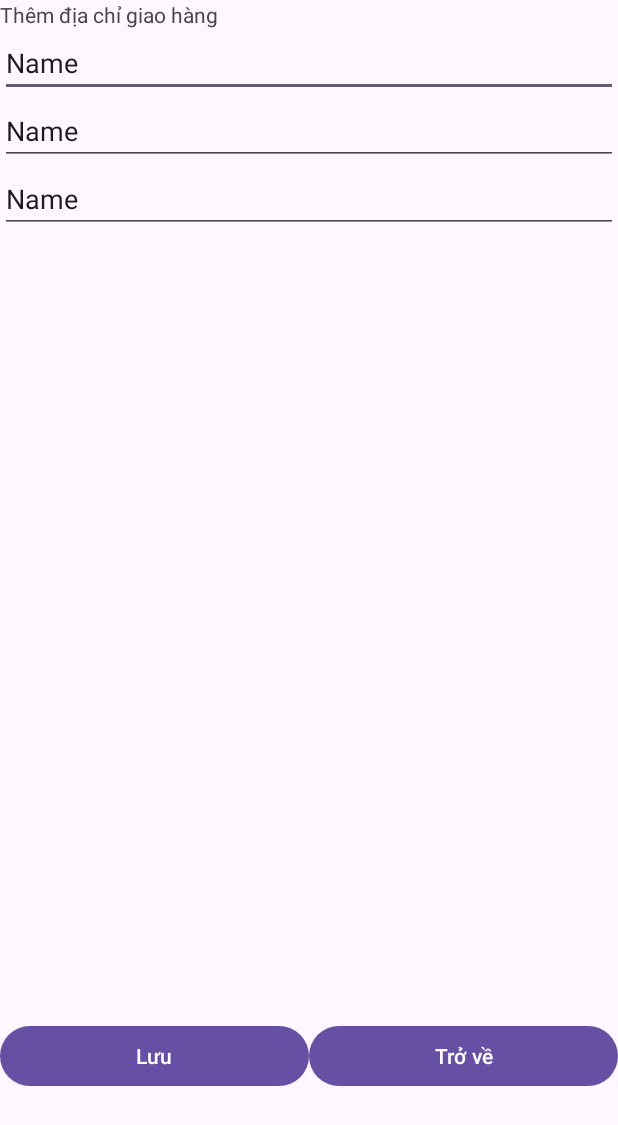
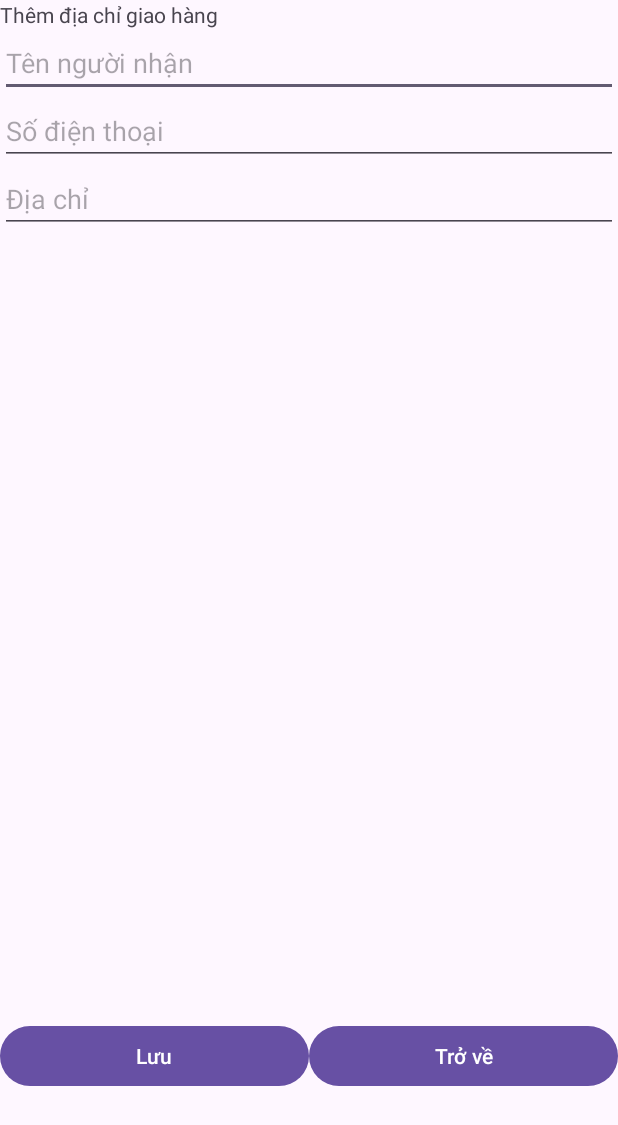
Before and after one commit to huydong0210/EShop, an Android app: the NewShipmentDetailsActivity screen opened directly, with no data from a screen before it, on a phone screen of 412 x 824 dp. Shown: the top 1125 px of the screen. Run offline under Robolectric (Android 15) with nearby library versions, the phone set to English and light mode, and no system bars; network calls fail.

Commit message:
add new shipment details

```diff
--- a/EShopFE/app/src/main/java/com/group2/eshopfe/home/service/impl/ApiHomeServiceImpl.java
+++ b/EShopFE/app/src/main/java/com/group2/eshopfe/home/service/impl/ApiHomeServiceImpl.java
@@ -4,6 +4,7 @@ import android.content.SharedPreferences;
 
 import com.google.gson.Gson;
 import com.google.gson.GsonBuilder;
+import com.group2.eshopfe.DTO.ShipmentDetailsDTO;
 import com.group2.eshopfe.common.Constant;
 import com.group2.eshopfe.home.service.ApiHomeService;
 import com.group2.eshopfe.payload.ResponseObject;
@@ -94,4 +95,9 @@ public class ApiHomeServiceImpl implements ApiHomeService {
         return apiHomeService.getAllShipmentDetails();
     }
 
+    @Override
+    public Call<ResponseObject> addNewShipmentDetails(ShipmentDetailsDTO shipmentDetailsDTO) {
+        return apiHomeService.addNewShipmentDetails(shipmentDetailsDTO);
+    }
+
 }
--- a/EShopFE/app/src/main/res/layout/activity_new_shipment_details.xml
+++ b/EShopFE/app/src/main/res/layout/activity_new_shipment_details.xml
@@ -23,24 +23,24 @@
             android:layout_width="match_parent"
             android:layout_height="wrap_content"
             android:ems="10"
-            android:inputType="text"
-            android:text="Name" />
+            android:hint="Tên người nhận"
+            android:inputType="text" />
 
         <EditText
             android:id="@+id/editTextNewShipmentDetailsPhone"
             android:layout_width="match_parent"
             android:layout_height="wrap_content"
             android:ems="10"
-            android:inputType="text"
-            android:text="Name" />
+            android:hint="Số điện thoại"
+            android:inputType="phone" />
 
         <EditText
             android:id="@+id/editTextNewShipmentDetailsAddress"
             android:layout_width="match_parent"
             android:layout_height="wrap_content"
             android:ems="10"
-            android:inputType="text"
-            android:text="Name" />
+            android:hint="Địa chỉ"
+            android:inputType="text" />
 
     </LinearLayout>
 
```
Also changed, not shown: EShopBE/src/main/java/com/group2/eshopbe/controller/ShipmentDetailsController.java (+27 -4 lines), EShopFE/app/src/main/java/com/group2/eshopfe/home/service/ApiHomeService.java (+12 -0 lines), EShopFE/app/src/main/java/com/group2/eshopfe/user_infor/activity/NewShipmentDetailsActivity.java (+40 -0 lines).
